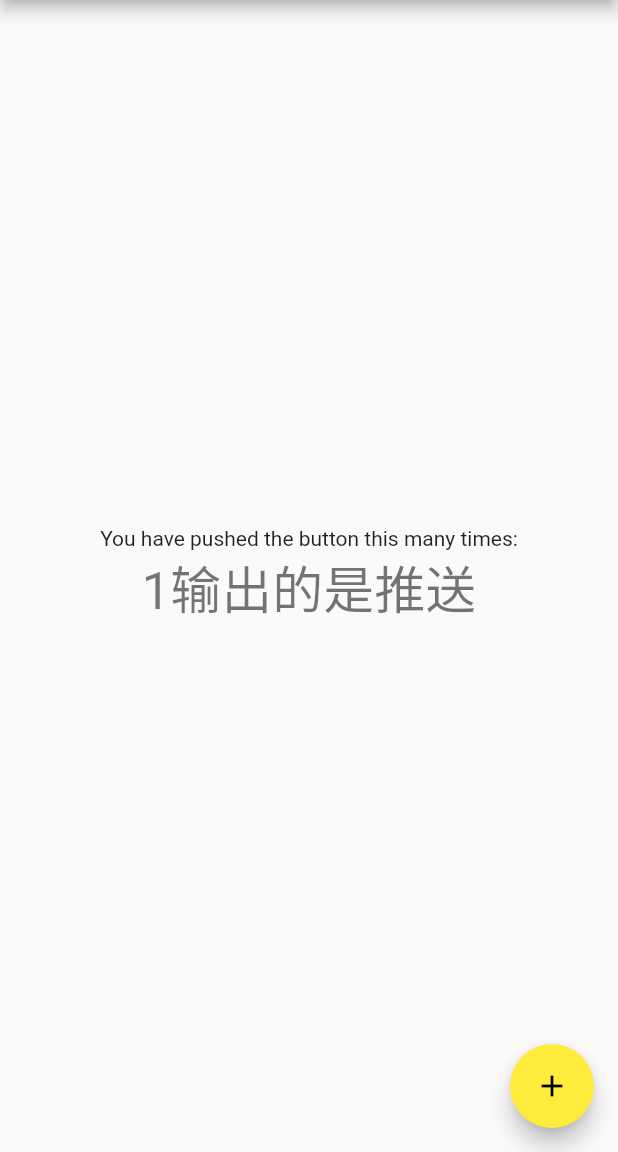
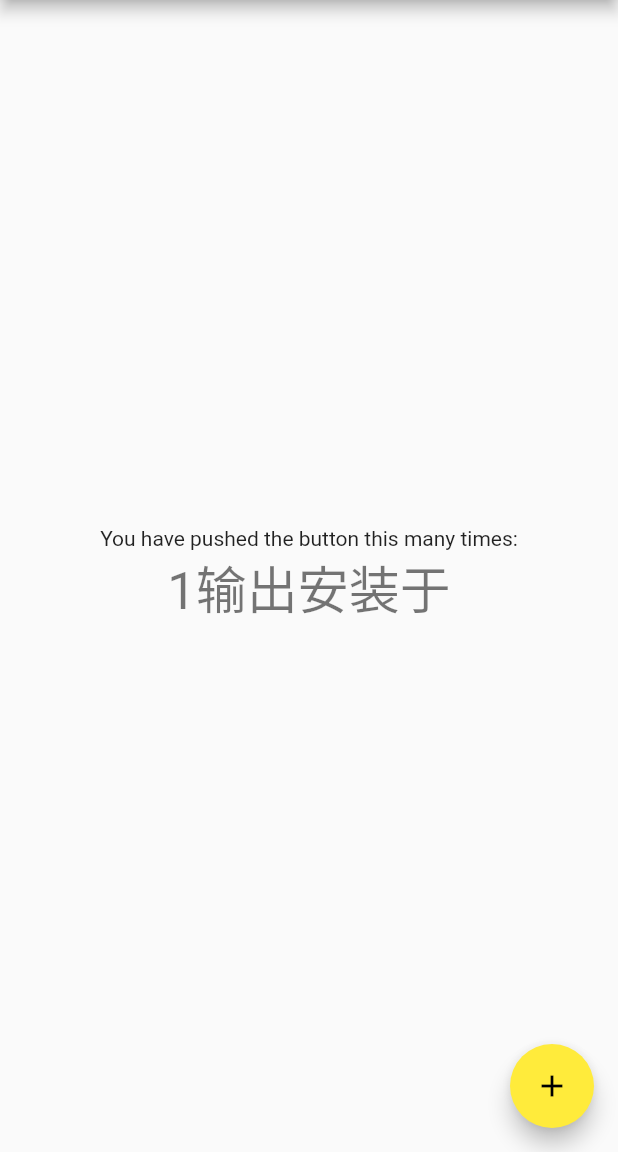
Before and after one commit to jojoandgyc/flutter_1.2.2.6_bat2, a Flutter app: the screen it shows after launch, after a tap on the "add" icon, on a phone screen of 412 x 824 dp, the part 84-1236 px from its top. Run offline on Flutter 3.47's test engine with Material 2 defaults, Android fonts, the phone set to English and light mode, and no system bars; our stand-ins replace dio; missing offline and left inert: jpush_flutter; network calls fail.

```diff
--- a/flutter_yuan/lib/main.dart
+++ b/flutter_yuan/lib/main.dart
@@ -138,8 +138,8 @@ class _MyAppState extends State<MyApp> {
     }
 
     jpush.setup(
-      appKey: "d9a29da602f5bc95d77c756a", //你自己应用的 AppKey 在极光推送里看
-      channel: "developer-default",//developer开发者  default默认
+      appKey: "c1f8e7e8fd5289f6f658286b", //你自己应用的 AppKey 在极光推送里看
+      channel: "theChannel",//theChannel 频道  developer开发者 - default默认
       production: inProduction,//production 生产
       debug: inProduction,//生产模式 ture 打印debug日志 反之亦然 打包完是FALSE
     );
@@ -241,7 +241,7 @@ class _MyHomePageState extends State<MyHomePage> {
               'You have pushed the button this many times:',
             ),
             Text(
-              '$_counter' + "输出的是推送",
+              '$_counter' + "输出安装于",
               style: Theme.of(context).textTheme.headline4,
             ),
           ],
```
Also changed, not shown: 1 other file.
